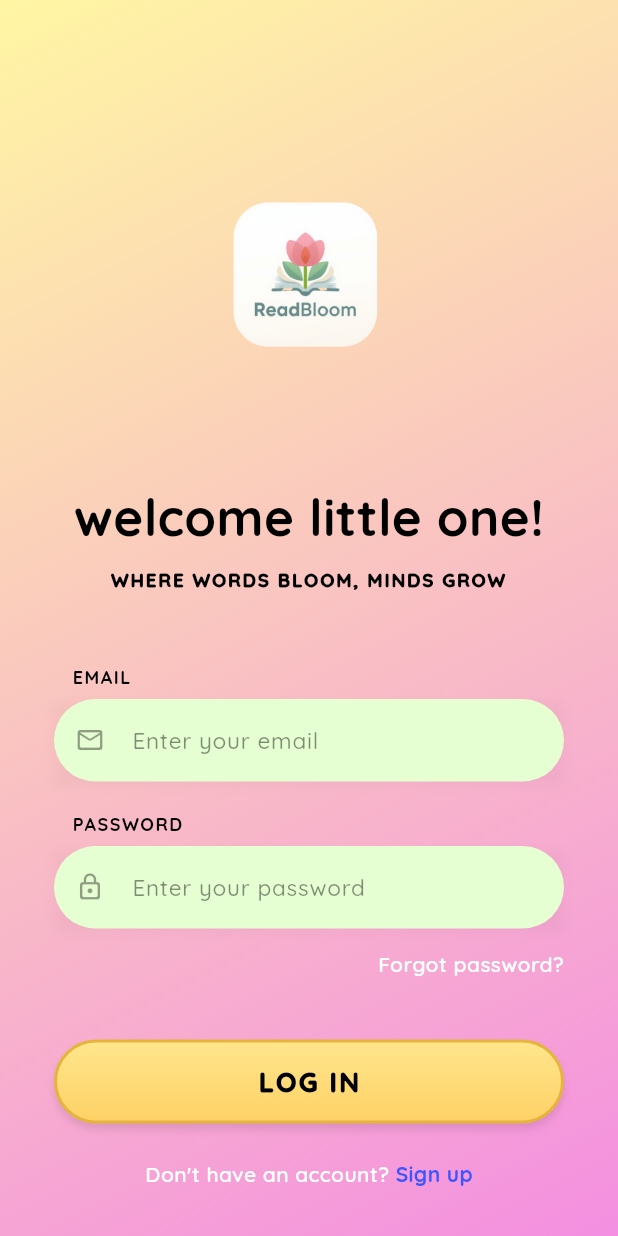
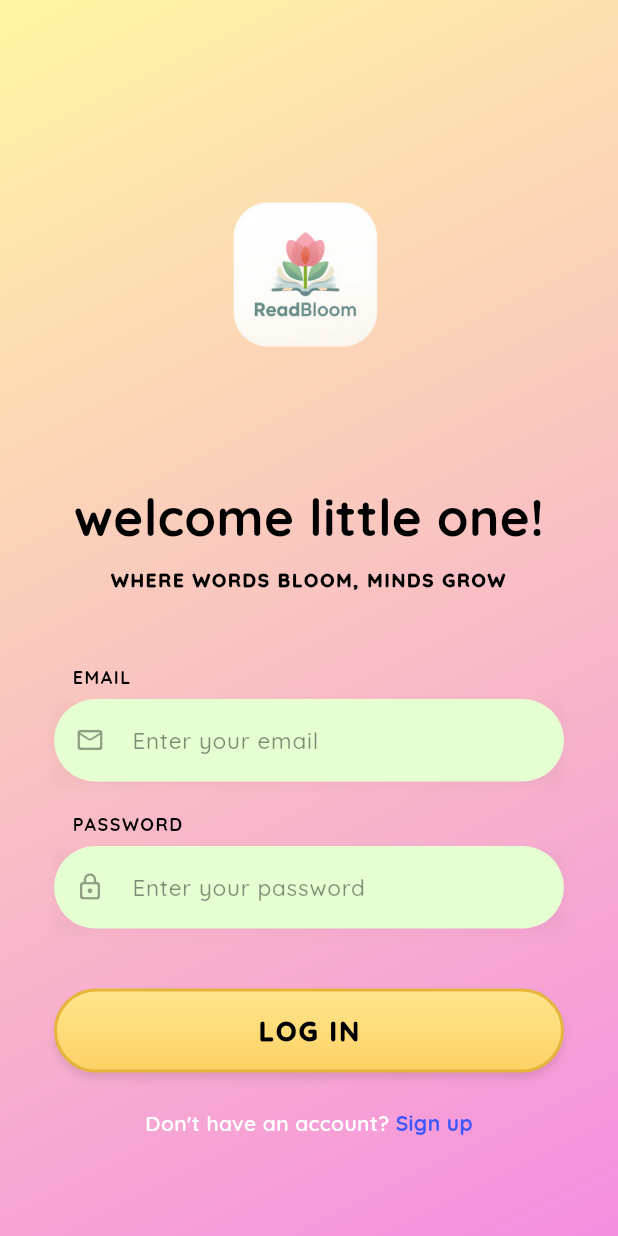
Before and after one commit to orvencasido/readbloom-student-flutter, a Flutter app: the screen it shows after launch, on a phone screen of 412 x 824 dp. Run offline on Flutter 3.47's test engine with Material 3 defaults, Android fonts, the phone set to English and light mode, and no system bars; our stand-ins replace camera, google_fonts, supabase_flutter; accounts and stored records are empty.

Commit message:
Disabled Forgot Password

```diff
--- a/lib/pages/login_page.dart
+++ b/lib/pages/login_page.dart
@@ -252,24 +252,6 @@ class _LoginPageState extends State<LoginPage> {
                       ),
                     ],
                   ),
-                  const SizedBox(height: 14),
-                  // Forgot Password Link
-                  Align(
-                    alignment: Alignment.centerRight,
-                    child: GestureDetector(
-                      onTap: () {
-                        // Forgot password logic
-                      },
-                      child: Text(
-                        'Forgot password?',
-                        style: GoogleFonts.quicksand(
-                          fontSize: 14,
-                          fontWeight: FontWeight.w600,
-                          color: Colors.white,
-                        ),
-                      ),
-                    ),
-                  ),
                   const SizedBox(height: 40),
                   // Login Button
                   Container(
```
